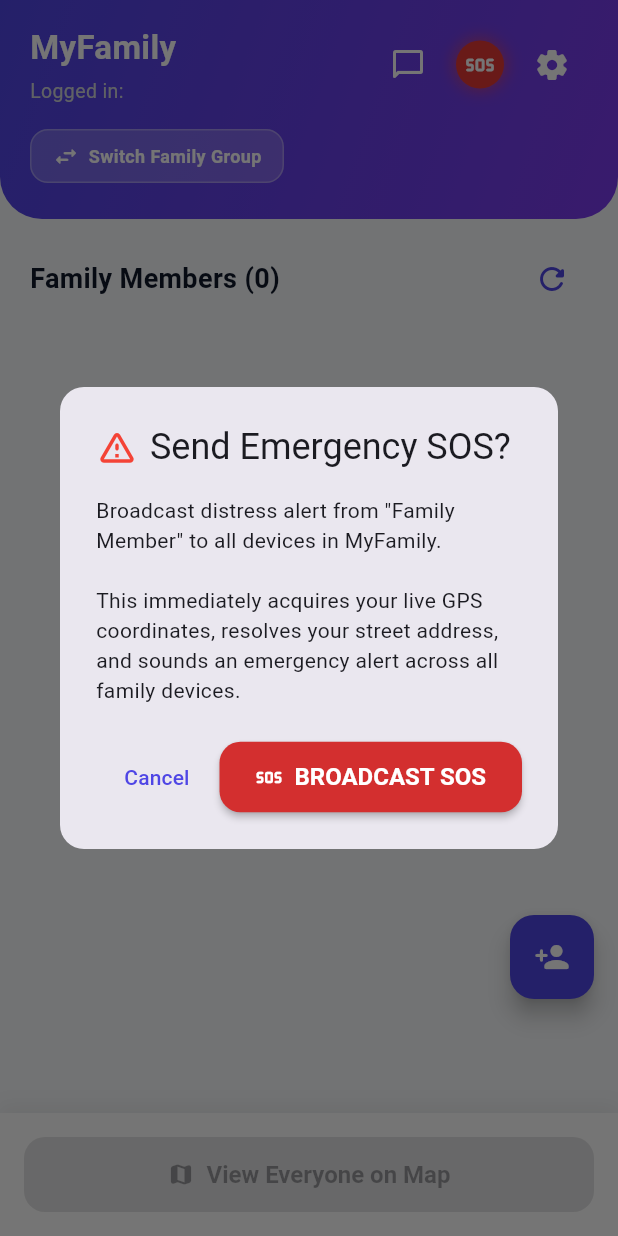
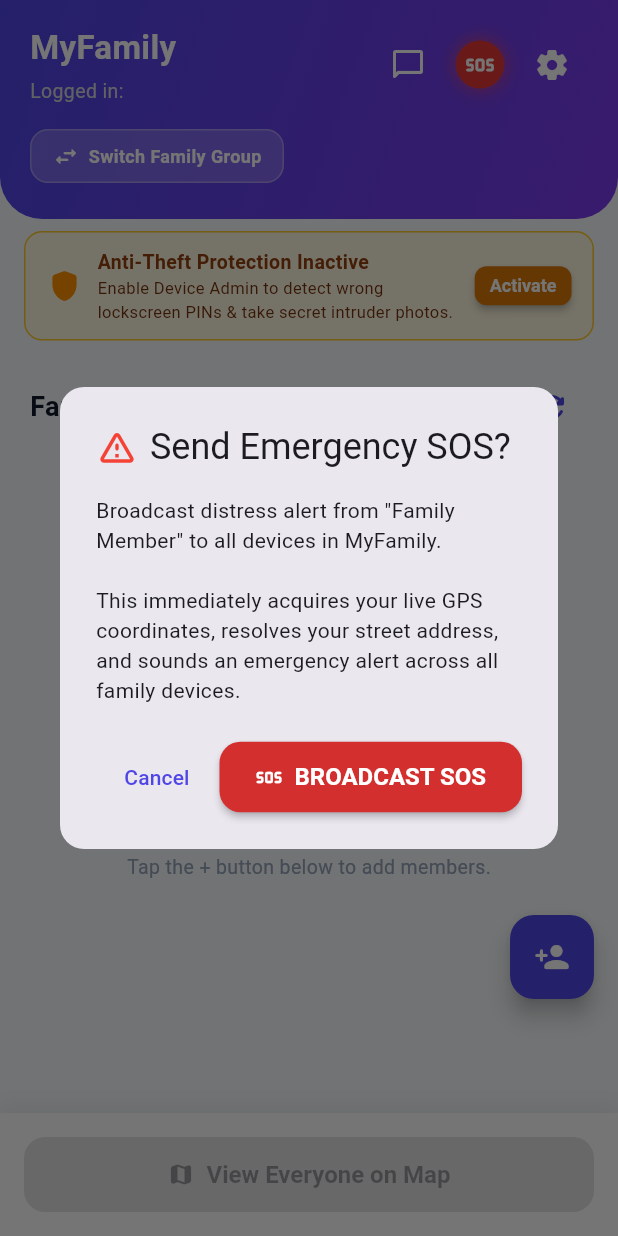
Before and after one commit to arunteja30/familytracker, a Flutter app: the FamilyDashboardScreen screen opened directly, after a tap on the "sos" icon, on a phone screen of 412 x 824 dp. Run offline on Flutter 3.47's test engine with Material 3 defaults, Android fonts, the phone set to English and light mode, and no system bars; our stand-ins replace battery_plus, firebase_auth, firebase_core, firebase_database, flutter_local_notifications, flutter_map and 7 more; accounts and stored records are empty.

Commit message:
\Add Anti-Theft Device Admin activation prompt banner directly on the main Dashboard screen"

```diff
--- a/flutter_family_tracker/lib/ui/screens/family_dashboard_screen.dart
+++ b/flutter_family_tracker/lib/ui/screens/family_dashboard_screen.dart
@@ -28,16 +28,19 @@
   State<FamilyDashboardScreen> createState() => _FamilyDashboardScreenState();
 }
 
-class _FamilyDashboardScreenState extends State<FamilyDashboardScreen> {
+class _FamilyDashboardScreenState extends State<FamilyDashboardScreen> with WidgetsBindingObserver {
   String _userPhone = '';
   bool _isGpsEnabled = true;
+  bool _isDeviceAdminActive = true;
   StreamSubscription<ServiceStatus>? _serviceStatusSub;
   StreamSubscription? _appUpdateSub;
 
   @override
   void initState() {
     super.initState();
+    WidgetsBinding.instance.addObserver(this);
     _checkGpsStatus();
+    _checkAdminStatus();
     _serviceStatusSub = Geolocator.getServiceStatusStream().listen((ServiceStatus status) {
       if (mounted) {
         setState(() {
@@ -52,7 +55,25 @@
   }
 
   @override
+  void didChangeAppLifecycleState(AppLifecycleState state) {
+    if (state == AppLifecycleState.resumed) {
+      _checkGpsStatus();
+      _checkAdminStatus();
+    }
+  }
+
+  Future<void> _checkAdminStatus() async {
+    try {
+      final active = await NativeService.isDeviceAdminActive();
+      if (mounted) {
+        setState(() => _isDeviceAdminActive = active);
+      }
+    } catch (_) {}
+  }
+
+  @override
   void dispose() {
+    WidgetsBinding.instance.removeObserver(this);
     _serviceStatusSub?.cancel();
     _appUpdateSub?.cancel();
     super.dispose();
@@ -522,7 +543,73 @@
                     child: const Text(
                       'Turn ON',
                       style:
-                          TextStyle(fontSize: 11, fontWeight: FontWeight.bold),
+                          TextStyle(fontSize: 12, fontWeight: FontWeight.bold),
+                    ),
+                  ),
+                ],
+              ),
+            ),
+
+          // 🛡️ Anti-Theft Device Admin Prompt Banner
+          if (!_isDeviceAdminActive)
+            Container(
+              width: double.infinity,
+              margin: const EdgeInsets.fromLTRB(16, 8, 16, 4),
+              padding: const EdgeInsets.symmetric(horizontal: 14, vertical: 10),
+              decoration: BoxDecoration(
+                color: Colors.amber.shade50,
+                borderRadius: BorderRadius.circular(12),
+                border: Border.all(color: Colors.amber.shade400),
+              ),
+              child: Row(
+                children: [
+                  Icon(Icons.shield_rounded,
+                      color: Colors.amber.shade800, size: 24),
+                  const SizedBox(width: 10),
+                  const Expanded(
+                    child: Column(
+                      crossAxisAlignment: CrossAxisAlignment.start,
+                      children: [
+                        Text(
+                          'Anti-Theft Protection Inactive',
+                          style: TextStyle(
+                            color: Color(0xFF92400E),
+                            fontWeight: FontWeight.bold,
+                            fontSize: 13,
+                          ),
+                        ),
+                        Text(
+                          'Enable Device Admin to detect wrong lockscreen PINs & take secret intruder photos.',
+                          style: TextStyle(
+                            color: Color(0xFF78350F),
+                            fontSize: 11,
+                          ),
+                        ),
+                      ],
+                    ),
+                  ),
+                  const SizedBox(width: 8),
+                  ElevatedButton(
+                    onPressed: () async {
+                      await NativeService.requestDeviceAdmin();
+                      await Future.delayed(const Duration(seconds: 1));
+                      _checkAdminStatus();
+                    },
+                    style: ElevatedButton.styleFrom(
+                      backgroundColor: const Color(0xFFD97706),
+                      foregroundColor: Colors.white,
+                      padding: const EdgeInsets.symmetric(
+                          horizontal: 10, vertical: 6),
+                      minimumSize: Size.zero,
+                      tapTargetSize: MaterialTapTargetSize.shrinkWrap,
+                      shape: RoundedRectangleBorder(
+                        borderRadius: BorderRadius.circular(8),
+                      ),
+                    ),
+                    child: const Text(
+                      'Activate',
+                      style:
+                          TextStyle(fontSize: 12, fontWeight: FontWeight.bold),
                     ),
                   ),
                 ],
```
Also changed, not shown: 3 other files.
